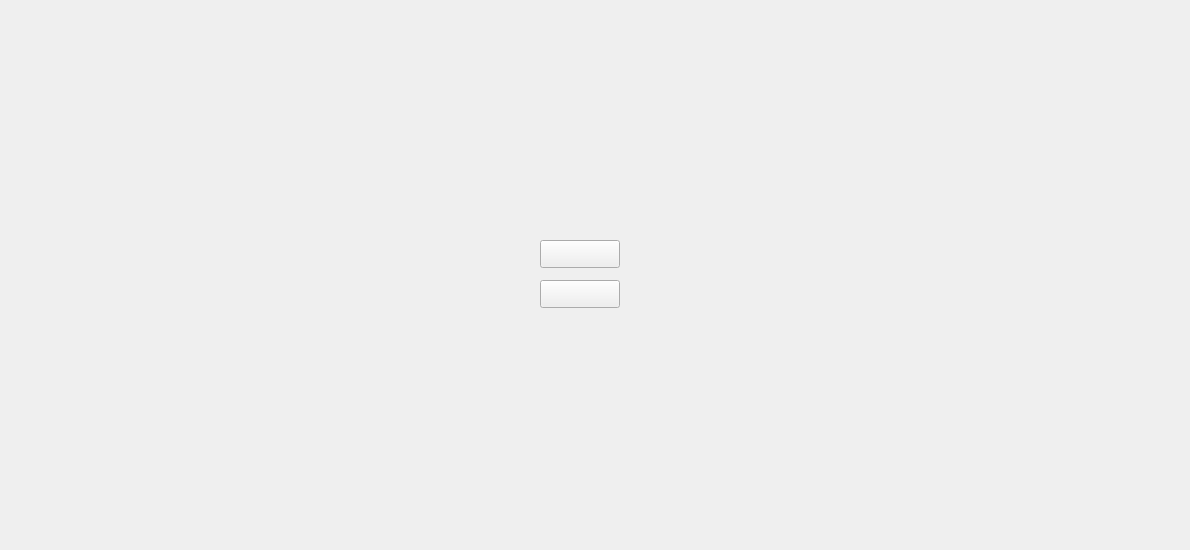
Qt form UploadWidget.ui (zydxnyy/FileClient) before a commit.
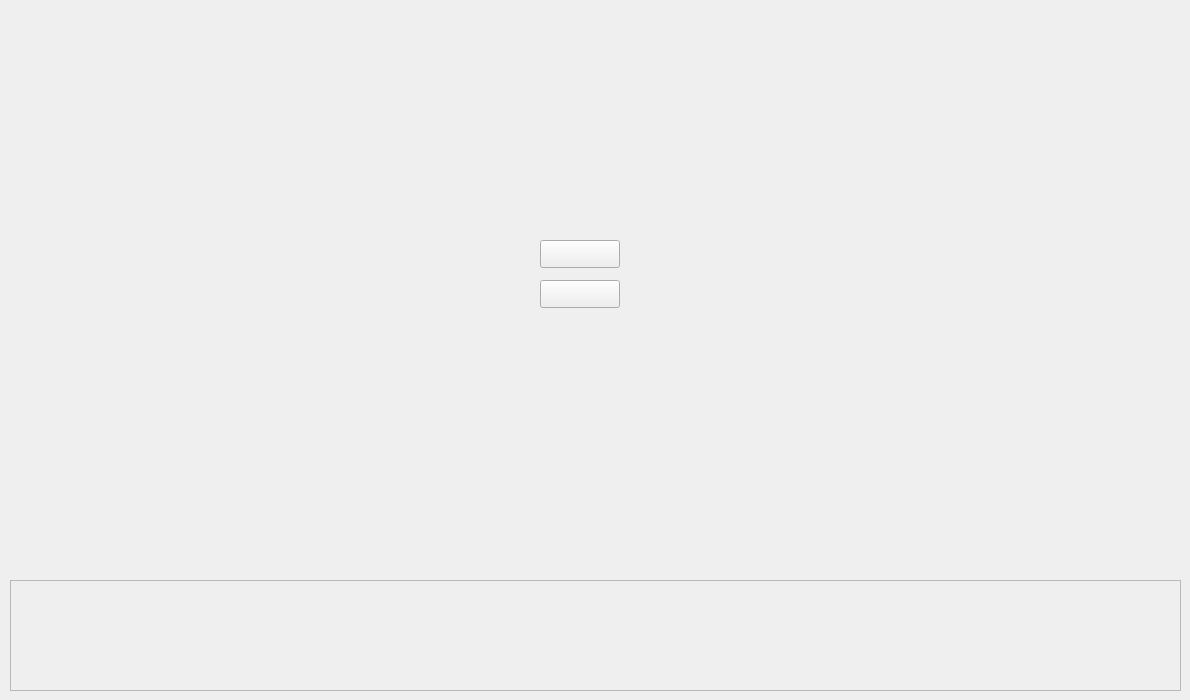
The same form after that commit.

```diff
--- a/UploadWidget.ui
+++ b/UploadWidget.ui
@@ -7,19 +7,19 @@
     <x>0</x>
     <y>0</y>
     <width>1190</width>
-    <height>550</height>
+    <height>700</height>
    </rect>
   </property>
   <property name="minimumSize">
    <size>
     <width>1190</width>
-    <height>550</height>
+    <height>700</height>
    </size>
   </property>
   <property name="maximumSize">
    <size>
     <width>1190</width>
-    <height>550</height>
+    <height>700</height>
    </size>
   </property>
   <property name="windowTitle">
@@ -51,6 +51,29 @@
     <string/>
    </property>
   </widget>
+  <widget class="QScrollArea" name="scrollArea">
+   <property name="geometry">
+    <rect>
+     <x>10</x>
+     <y>580</y>
+     <width>1171</width>
+     <height>111</height>
+    </rect>
+   </property>
+   <property name="widgetResizable">
+    <bool>true</bool>
+   </property>
+   <widget class="QWidget" name="scrollAreaWidgetContents">
+    <property name="geometry">
+     <rect>
+      <x>0</x>
+      <y>0</y>
+      <width>1169</width>
+      <height>109</height>
+     </rect>
+    </property>
+   </widget>
+  </widget>
  </widget>
  <resources/>
  <connections>
```
